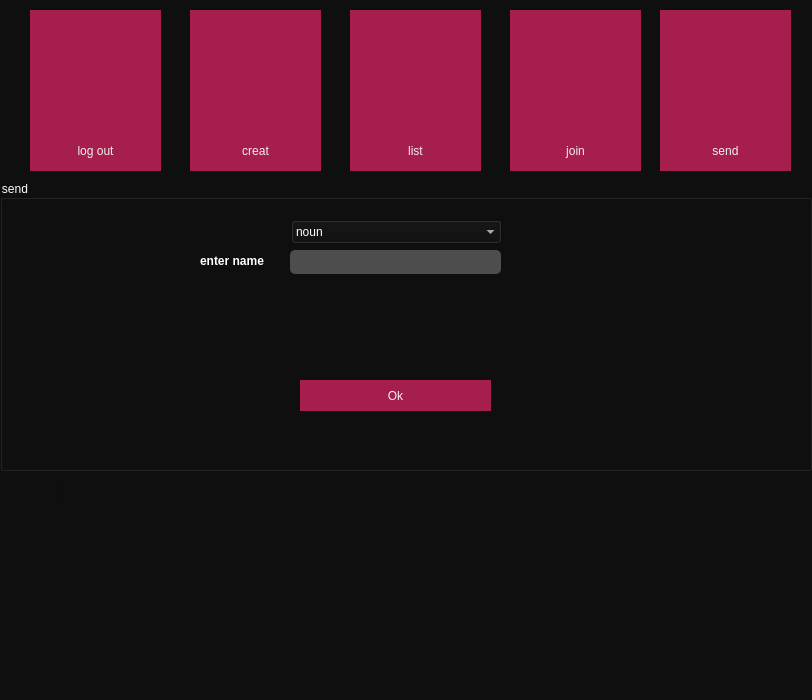
First picture: the form in user_page.ui, repository Pouyaamini123/Messenger_smile_20, before the edit.
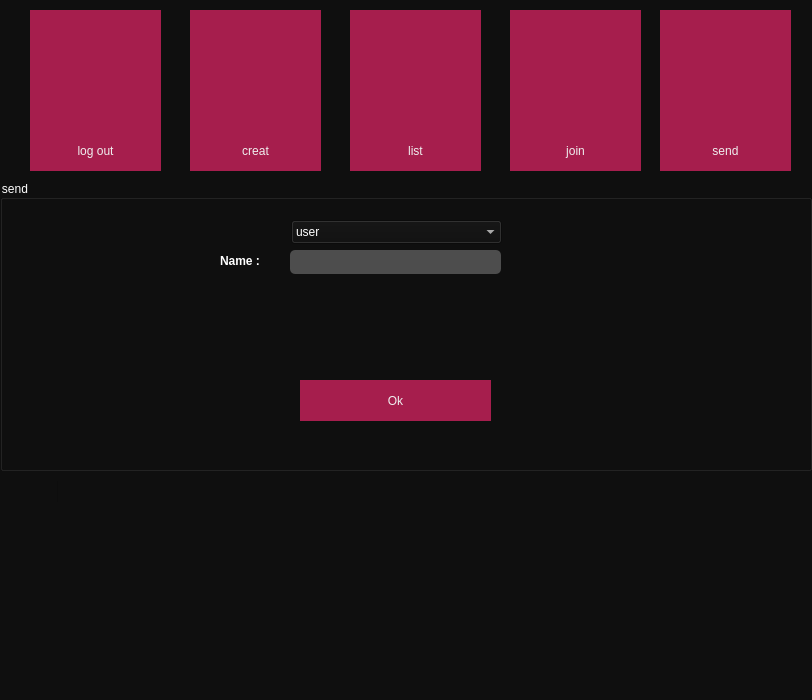
Second picture: the form after the edit. Icons and pictures are not drawn.

Patch:
```diff
--- a/user_page.ui
+++ b/user_page.ui
@@ -10,6 +10,18 @@
     <height>700</height>
    </rect>
   </property>
+  <property name="minimumSize">
+   <size>
+    <width>812</width>
+    <height>700</height>
+   </size>
+  </property>
+  <property name="maximumSize">
+   <size>
+    <width>812</width>
+    <height>700</height>
+   </size>
+  </property>
   <property name="windowTitle">
    <string>Dialog</string>
   </property>
@@ -462,11 +474,6 @@
 }
 </string>
     </property>
-    <item>
-     <property name="text">
-      <string>&lt;none&gt;</string>
-     </property>
-    </item>
     <item>
      <property name="text">
       <string>Channel</string>
@@ -1064,7 +1071,7 @@
       <x>599</x>
       <y>210</y>
       <width>101</width>
-      <height>31</height>
+      <height>41</height>
      </rect>
     </property>
     <property name="text">
@@ -1698,11 +1705,6 @@
 }
 </string>
     </property>
-    <item>
-     <property name="text">
-      <string>&lt;none&gt;</string>
-     </property>
-    </item>
     <item>
      <property name="text">
       <string>Channel</string>
@@ -1997,7 +1999,7 @@
       <x>350</x>
       <y>130</y>
       <width>101</width>
-      <height>31</height>
+      <height>41</height>
      </rect>
     </property>
     <property name="text">
@@ -2209,7 +2211,7 @@
       <x>300</x>
       <y>200</y>
       <width>191</width>
-      <height>31</height>
+      <height>41</height>
      </rect>
     </property>
     <property name="text">
@@ -2225,11 +2227,6 @@
       <height>24</height>
      </rect>
     </property>
-    <item>
-     <property name="text">
-      <string>noun</string>
-     </property>
-    </item>
     <item>
      <property name="text">
       <string>user</string>
@@ -2269,14 +2266,14 @@
    <widget class="QLabel" name="label">
     <property name="geometry">
      <rect>
-      <x>200</x>
+      <x>220</x>
       <y>70</y>
       <width>81</width>
       <height>21</height>
      </rect>
     </property>
     <property name="text">
-     <string>enter name</string>
+     <string>Name :</string>
     </property>
    </widget>
   </widget>
```
Left out of the diff: 17 changed lines with no effect on the pictures.
